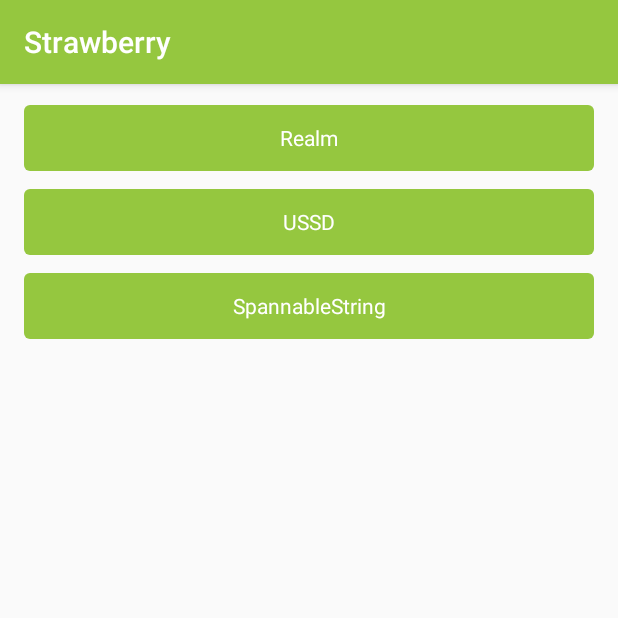
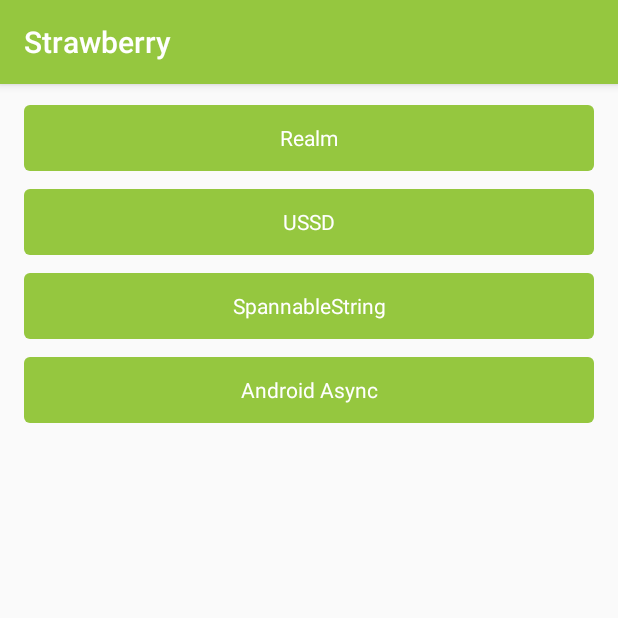
Before and after one commit to chuwuwang/open-android-architecture-components, an Android app: the OpenSourceFragment screen opened directly, with no data from a screen before it, on a phone screen of 412 x 824 dp, the top half of it. Run offline under Robolectric (Android 15) with nearby library versions, the phone set to English and light mode, and no system bars; network calls fail.

Commit message:
feat：增加Android Ansyc的通信

```diff
--- a/app/build.gradle
+++ b/app/build.gradle
@@ -112,6 +112,8 @@ dependencies {
 
     implementation 'com.squareup.okhttp3:okhttp:4.9.1'
     implementation 'com.github.tiann:epic:0.11.2'
+
+    implementation 'com.koushikdutta.async:androidasync:2.+'
 }
 
 protobuf {
--- a/app/src/main/AndroidManifest.xml
+++ b/app/src/main/AndroidManifest.xml
@@ -172,6 +172,9 @@
         <activity
             android:name=".open.source.UssdActivity"
             android:exported="false" />
+        <activity
+            android:name=".open.source.AsyncCommunicationActivity"
+            android:exported="false" />
 
     </application>
 
--- a/app/src/main/java/com/nsz/kotlin/open/source/OpenSourceFragment.kt
+++ b/app/src/main/java/com/nsz/kotlin/open/source/OpenSourceFragment.kt
@@ -17,6 +17,7 @@ class OpenSourceFragment : ViewBindingFragment<FragmentOpenSourceBinding>() {
 
     private fun initView() {
         binding.mbUssd.setOnClickListener { startActivity<UssdActivity>() }
+        binding.mbAsyncCommunication.setOnClickListener { startActivity<AsyncCommunicationActivity>() }
         binding.mbRealm.setOnClickListener { findNavController().navigate(R.id.action_openSourceFragment_to_realmFragment) }
         binding.mbSpannableString.setOnClickListener { findNavController().navigate(R.id.action_openSourceFragment_to_spannableStringFragment) }
     }
--- a/app/src/main/res/layout/fragment_open_source.xml
+++ b/app/src/main/res/layout/fragment_open_source.xml
@@ -43,4 +43,16 @@
         android:textColor="@android:color/white"
         android:textSize="14sp" />
 
+    <com.google.android.material.button.MaterialButton
+        android:id="@+id/mb_async_communication"
+        android:layout_width="match_parent"
+        android:layout_height="56dp"
+        android:layout_marginStart="16dp"
+        android:layout_marginEnd="16dp"
+        android:gravity="center"
+        android:text="Android Async"
+        android:textAppearance="?android:attr/textAppearance"
+        android:textColor="@android:color/white"
+        android:textSize="14sp" />
+
 </LinearLayout>
```
Also changed, not shown: app/src/main/java/com/nsz/kotlin/open/source/AsyncCommunicationActivity.kt (added, +24 -0 lines), app/src/main/java/com/nsz/kotlin/open/source/HttpServerKernel.kt (added, +44 -0 lines), app/src/main/res/layout/activity_open_source_async_communication.xml (added, +17 -0 lines), build.gradle (+8 -2 lines).
